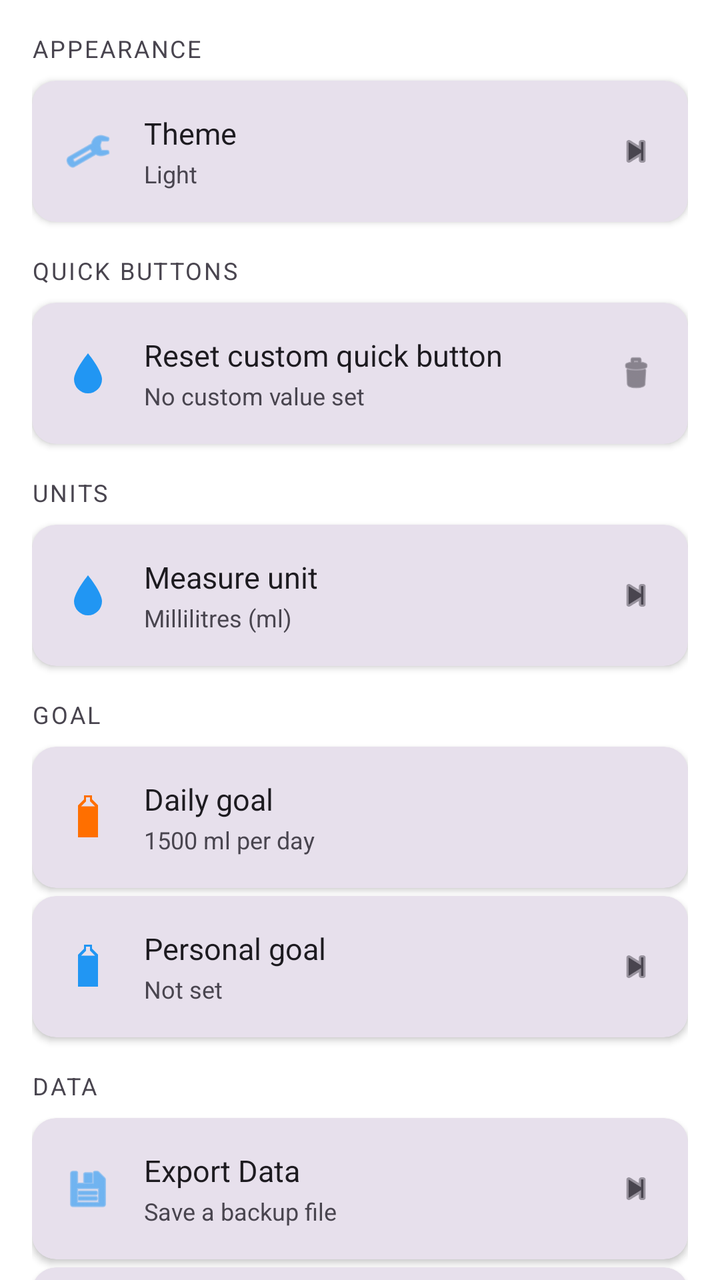
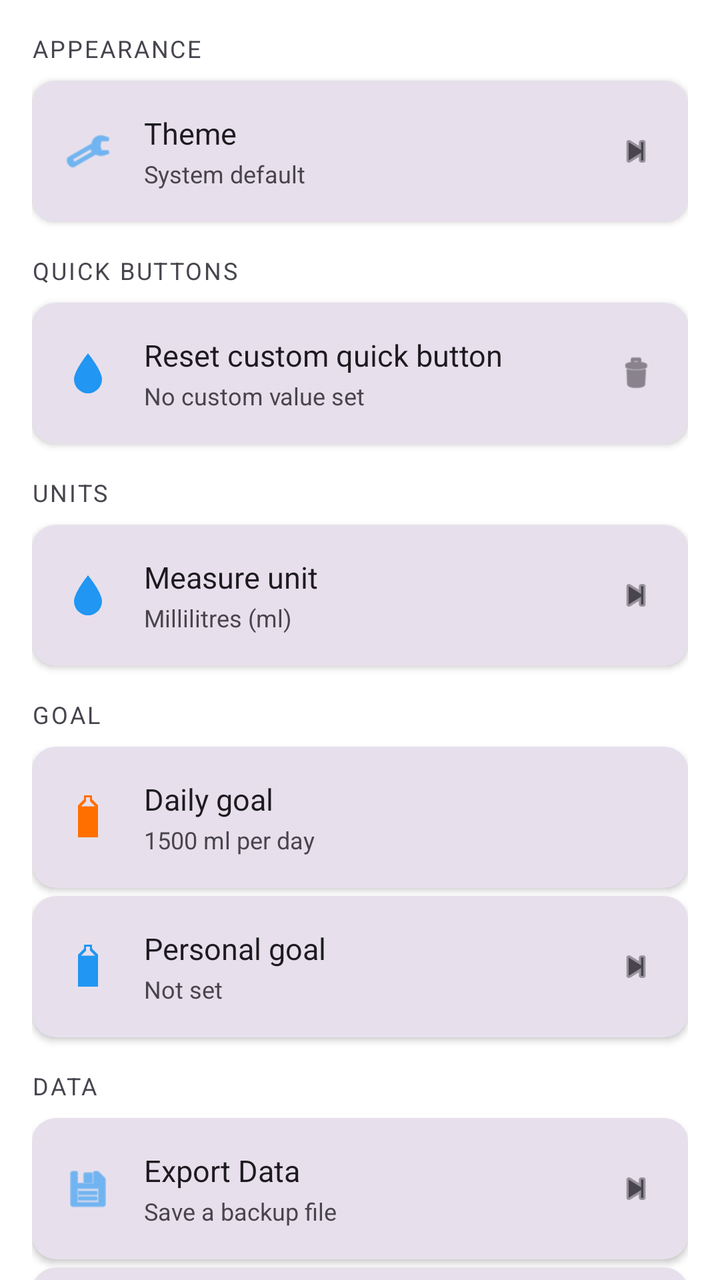

Compare the two renders of this Android layout. The source of the first and the diff that turns it into the second are given below.
<!-- AndroidManifest.xml: application theme Theme.WaterReminder -->
<!-- res/layout/fragment_settings.xml -->
<?xml version="1.0" encoding="utf-8"?>
<androidx.core.widget.NestedScrollView xmlns:android="http://schemas.android.com/apk/res/android"
    xmlns:app="http://schemas.android.com/apk/res-auto"
    android:layout_width="match_parent"
    android:layout_height="match_parent"
    android:background="@color/page_background">

    <LinearLayout
        android:layout_width="match_parent"
        android:layout_height="wrap_content"
        android:orientation="vertical"
        android:padding="16dp">

        
        <TextView
            android:layout_width="match_parent"
            android:layout_height="wrap_content"
            android:layout_marginBottom="8dp"
            android:text="Appearance"
            android:textColor="?attr/colorOnSurfaceVariant"
            android:textSize="12sp"
            android:textAllCaps="true"
            android:letterSpacing="0.08" />

        <androidx.cardview.widget.CardView
            android:layout_width="match_parent"
            android:layout_height="wrap_content"
            android:layout_marginBottom="16dp"
            app:cardCornerRadius="12dp"
            app:cardElevation="2dp"
            app:cardBackgroundColor="?attr/colorSurfaceVariant">

            <LinearLayout
                android:id="@+id/row_set_theme"
                android:layout_width="match_parent"
                android:layout_height="wrap_content"
                android:orientation="horizontal"
                android:gravity="center_vertical"
                android:padding="16dp"
                android:background="?attr/selectableItemBackground"
                android:clickable="true"
                android:focusable="true">

                <ImageView
                    android:layout_width="24dp"
                    android:layout_height="24dp"
                    android:layout_marginEnd="16dp"
                    android:src="@android:drawable/ic_menu_manage"
                    android:tint="@color/brand_blue" />

                <LinearLayout
                    android:layout_width="0dp"
                    android:layout_height="wrap_content"
                    android:layout_weight="1"
                    android:orientation="vertical">

                    <TextView
                        android:layout_width="wrap_content"
                        android:layout_height="wrap_content"
                        android:text="Theme"
                        android:textColor="?attr/colorOnSurface"
                        android:textSize="15sp" />

                    <TextView
                        android:id="@+id/text_theme_current"
                        android:layout_width="wrap_content"
                        android:layout_height="wrap_content"
                        android:layout_marginTop="2dp"
                        android:text="Light"
                        android:textColor="?attr/colorOnSurfaceVariant"
                        android:textSize="12sp" />

                </LinearLayout>

                <ImageView
                    android:layout_width="20dp"
                    android:layout_height="20dp"
                    android:src="@android:drawable/ic_media_next"
                    android:tint="?attr/colorOnSurfaceVariant" />

            </LinearLayout>

        </androidx.cardview.widget.CardView>

        
        <TextView
            android:layout_width="match_parent"
            android:layout_height="wrap_content"
            android:layout_marginBottom="8dp"
            android:text="Quick buttons"
            android:textColor="?attr/colorOnSurfaceVariant"
            android:textSize="12sp"
            android:textAllCaps="true"
            android:letterSpacing="0.08" />

        <androidx.cardview.widget.CardView
            android:layout_width="match_parent"
            android:layout_height="wrap_content"
            android:layout_marginBottom="16dp"
            app:cardCornerRadius="12dp"
            app:cardElevation="2dp"
            app:cardBackgroundColor="?attr/colorSurfaceVariant">

            <LinearLayout
                android:id="@+id/row_reset_custom"
                android:layout_width="match_parent"
                android:layout_height="wrap_content"
                android:orientation="horizontal"
                android:gravity="center_vertical"
                android:padding="16dp"
                android:background="?attr/selectableItemBackground"
                android:clickable="true"
                android:focusable="true">

                <ImageView
                    android:layout_width="24dp"
                    android:layout_height="24dp"
                    android:layout_marginEnd="16dp"
                    android:src="@drawable/ic_water_drop"
                    android:tint="@color/brand_blue" />

                <LinearLayout
                    android:layout_width="0dp"
                    android:layout_height="wrap_content"
                    android:layout_weight="1"
                    android:orientation="vertical">

                    <TextView
                        android:layout_width="wrap_content"
                        android:layout_height="wrap_content"
                        android:text="Reset custom quick button"
                        android:textColor="?attr/colorOnSurface"
                        android:textSize="15sp" />

                    <TextView
                        android:id="@+id/text_custom_current"
                        android:layout_width="wrap_content"
                        android:layout_height="wrap_content"
                        android:layout_marginTop="2dp"
                        android:text="No custom value set"
                        android:textColor="?attr/colorOnSurfaceVariant"
                        android:textSize="12sp" />

                </LinearLayout>

                <ImageView
                    android:layout_width="20dp"
                    android:layout_height="20dp"
                    android:src="@android:drawable/ic_menu_delete"
                    android:tint="?attr/colorOnSurfaceVariant" />

            </LinearLayout>

        </androidx.cardview.widget.CardView>

        
        <TextView
            android:layout_width="match_parent"
            android:layout_height="wrap_content"
            android:layout_marginBottom="8dp"
            android:text="Units"
            android:textColor="?attr/colorOnSurfaceVariant"
            android:textSize="12sp"
            android:textAllCaps="true"
            android:letterSpacing="0.08" />

        <androidx.cardview.widget.CardView
            android:layout_width="match_parent"
            android:layout_height="wrap_content"
            android:layout_marginBottom="16dp"
            app:cardCornerRadius="12dp"
            app:cardElevation="2dp"
            app:cardBackgroundColor="?attr/colorSurfaceVariant">

            <LinearLayout
                android:id="@+id/row_set_unit"
                android:layout_width="match_parent"
                android:layout_height="wrap_content"
                android:orientation="horizontal"
                android:gravity="center_vertical"
                android:padding="16dp"
                android:background="?attr/selectableItemBackground"
                android:clickable="true"
                android:focusable="true">

                <ImageView
                    android:layout_width="24dp"
                    android:layout_height="24dp"
                    android:layout_marginEnd="16dp"
                    android:src="@drawable/ic_water_drop"
                    android:tint="@color/brand_blue" />

                <LinearLayout
                    android:layout_width="0dp"
                    android:layout_height="wrap_content"
                    android:layout_weight="1"
                    android:orientation="vertical">

                    <TextView
                        android:layout_width="wrap_content"
                        android:layout_height="wrap_content"
                        android:text="Measure unit"
                        android:textColor="?attr/colorOnSurface"
                        android:textSize="15sp" />

                    <TextView
                        android:id="@+id/text_unit_current"
                        android:layout_width="wrap_content"
                        android:layout_height="wrap_content"
                        android:layout_marginTop="2dp"
                        android:text="Millilitres (ml)"
                        android:textColor="?attr/colorOnSurfaceVariant"
                        android:textSize="12sp" />

                </LinearLayout>

                <ImageView
                    android:layout_width="20dp"
                    android:layout_height="20dp"
                    android:src="@android:drawable/ic_media_next"
                    android:tint="?attr/colorOnSurfaceVariant" />

            </LinearLayout>

        </androidx.cardview.widget.CardView>

        
        <TextView
            android:layout_width="match_parent"
            android:layout_height="wrap_content"
            android:layout_marginBottom="8dp"
            android:text="Goal"
            android:textColor="?attr/colorOnSurfaceVariant"
            android:textSize="12sp"
            android:textAllCaps="true"
            android:letterSpacing="0.08" />

        <androidx.cardview.widget.CardView
            android:layout_width="match_parent"
            android:layout_height="wrap_content"
            android:layout_marginBottom="2dp"
            app:cardCornerRadius="12dp"
            app:cardElevation="2dp"
            app:cardBackgroundColor="?attr/colorSurfaceVariant">

            
            <LinearLayout
                android:layout_width="match_parent"
                android:layout_height="wrap_content"
                android:orientation="horizontal"
                android:gravity="center_vertical"
                android:padding="16dp">

                <ImageView
                    android:id="@+id/imageView"
                    android:layout_width="24dp"
                    android:layout_height="24dp"
                    android:layout_marginEnd="16dp"
                    android:tint="@color/brand_orange"
                    app:srcCompat="@drawable/ic_bottle_full" />

                <LinearLayout
                    android:layout_width="0dp"
                    android:layout_height="wrap_content"
                    android:layout_weight="1"
                    android:orientation="vertical">

                    <TextView
                        android:layout_width="wrap_content"
                        android:layout_height="wrap_content"
                        android:text="Daily goal"
                        android:textColor="?attr/colorOnSurface"
                        android:textSize="15sp" />

                    <TextView
                        android:layout_width="wrap_content"
                        android:layout_height="wrap_content"
                        android:layout_marginTop="2dp"
                        android:text="1500 ml per day"
                        android:textColor="?attr/colorOnSurfaceVariant"
                        android:textSize="12sp" />

                </LinearLayout>

            </LinearLayout>

        </androidx.cardview.widget.CardView>

        <androidx.cardview.widget.CardView
            android:layout_width="match_parent"
            android:layout_height="wrap_content"
            android:layout_marginTop="2dp"
            android:layout_marginBottom="16dp"
            app:cardCornerRadius="12dp"
            app:cardElevation="2dp"
            app:cardBackgroundColor="?attr/colorSurfaceVariant">

            
            <LinearLayout
                android:id="@+id/row_set_personal_goal"
                android:layout_width="match_parent"
                android:layout_height="wrap_content"
                android:orientation="horizontal"
                android:gravity="center_vertical"
                android:padding="16dp"
                android:background="?attr/selectableItemBackground"
                android:clickable="true"
                android:focusable="true">

                <ImageView
                    android:layout_width="24dp"
                    android:layout_height="24dp"
                    android:layout_marginEnd="16dp"
                    android:src="@drawable/ic_bottle_full"
                    android:tint="@color/brand_blue" />

                <LinearLayout
                    android:layout_width="0dp"
                    android:layout_height="wrap_content"
                    android:layout_weight="1"
                    android:orientation="vertical">

                    <TextView
                        android:layout_width="wrap_content"
                        android:layout_height="wrap_content"
                        android:text="Personal goal"
                        android:textColor="?attr/colorOnSurface"
                        android:textSize="15sp" />

                    <TextView
                        android:id="@+id/text_personal_goal_current"
                        android:layout_width="wrap_content"
                        android:layout_height="wrap_content"
                        android:layout_marginTop="2dp"
                        android:text="Not set"
                        android:textColor="?attr/colorOnSurfaceVariant"
                        android:textSize="12sp" />

                </LinearLayout>

                <ImageView
                    android:layout_width="20dp"
                    android:layout_height="20dp"
                    android:src="@android:drawable/ic_media_next"
                    android:tint="?attr/colorOnSurfaceVariant" />

            </LinearLayout>

        </androidx.cardview.widget.CardView>

        
        <TextView
            android:layout_width="match_parent"
            android:layout_height="wrap_content"
            android:layout_marginBottom="8dp"
            android:text="@string/settings_section_data"
            android:textColor="?attr/colorOnSurfaceVariant"
            android:textSize="12sp"
            android:textAllCaps="true"
            android:letterSpacing="0.08" />

        <androidx.cardview.widget.CardView
            android:layout_width="match_parent"
            android:layout_height="wrap_content"
            android:layout_marginBottom="2dp"
            app:cardCornerRadius="12dp"
            app:cardElevation="2dp"
            app:cardBackgroundColor="?attr/colorSurfaceVariant">

            <LinearLayout
                android:id="@+id/row_export_data"
                android:layout_width="match_parent"
                android:layout_height="wrap_content"
                android:orientation="horizontal"
                android:gravity="center_vertical"
                android:padding="16dp"
                android:background="?attr/selectableItemBackground"
                android:clickable="true"
                android:focusable="true">

                <ImageView
                    android:layout_width="24dp"
                    android:layout_height="24dp"
                    android:layout_marginEnd="16dp"
                    android:src="@android:drawable/ic_menu_save"
                    android:tint="@color/brand_blue" />

                <LinearLayout
                    android:layout_width="0dp"
                    android:layout_height="wrap_content"
                    android:layout_weight="1"
                    android:orientation="vertical">

                    <TextView
                        android:layout_width="wrap_content"
                        android:layout_height="wrap_content"
                        android:text="@string/settings_export_data"
                        android:textColor="?attr/colorOnSurface"
                        android:textSize="15sp" />

                    <TextView
                        android:layout_width="wrap_content"
                        android:layout_height="wrap_content"
                        android:layout_marginTop="2dp"
                        android:text="@string/settings_export_data_subtitle"
                        android:textColor="?attr/colorOnSurfaceVariant"
                        android:textSize="12sp" />

                </LinearLayout>

                <ImageView
                    android:layout_width="20dp"
                    android:layout_height="20dp"
                    android:src="@android:drawable/ic_media_next"
                    android:tint="?attr/colorOnSurfaceVariant" />

            </LinearLayout>

        </androidx.cardview.widget.CardView>

        <androidx.cardview.widget.CardView
            android:layout_width="match_parent"
            android:layout_height="wrap_content"
            android:layout_marginTop="2dp"
            android:layout_marginBottom="16dp"
            app:cardCornerRadius="12dp"
            app:cardElevation="2dp"
            app:cardBackgroundColor="?attr/colorSurfaceVariant">

            <LinearLayout
                android:id="@+id/row_import_data"
                android:layout_width="match_parent"
                android:layout_height="wrap_content"
                android:orientation="horizontal"
                android:gravity="center_vertical"
                android:padding="16dp"
                android:background="?attr/selectableItemBackground"
                android:clickable="true"
                android:focusable="true">

                <ImageView
                    android:layout_width="24dp"
                    android:layout_height="24dp"
                    android:layout_marginEnd="16dp"
                    android:src="@android:drawable/ic_menu_revert"
                    android:tint="@color/brand_blue" />

                <LinearLayout
                    android:layout_width="0dp"
                    android:layout_height="wrap_content"
                    android:layout_weight="1"
                    android:orientation="vertical">

                    <TextView
                        android:layout_width="wrap_content"
                        android:layout_height="wrap_content"
                        android:text="@string/settings_import_data"
                        android:textColor="?attr/colorOnSurface"
                        android:textSize="15sp" />

                    <TextView
                        android:layout_width="wrap_content"
                        android:layout_height="wrap_content"
                        android:layout_marginTop="2dp"
                        android:text="@string/settings_import_data_subtitle"
                        android:textColor="?attr/colorOnSurfaceVariant"
                        android:textSize="12sp" />

                </LinearLayout>

                <ImageView
                    android:layout_width="20dp"
                    android:layout_height="20dp"
                    android:src="@android:drawable/ic_media_next"
                    android:tint="?attr/colorOnSurfaceVariant" />

            </LinearLayout>

        </androidx.cardview.widget.CardView>

        
        <TextView
            android:layout_width="match_parent"
            android:layout_height="wrap_content"
            android:layout_marginBottom="8dp"
            android:text="Help"
            android:textColor="?attr/colorOnSurfaceVariant"
            android:textSize="12sp"
            android:textAllCaps="true"
            android:letterSpacing="0.08" />

        <androidx.cardview.widget.CardView
            android:layout_width="match_parent"
            android:layout_height="wrap_content"
            android:layout_marginBottom="2dp"
            app:cardCornerRadius="12dp"
            app:cardElevation="2dp"
            app:cardBackgroundColor="?attr/colorSurfaceVariant">

            <LinearLayout
                android:id="@+id/row_replay_tour"
                android:layout_width="match_parent"
                android:layout_height="wrap_content"
                android:orientation="horizontal"
                android:gravity="center_vertical"
                android:padding="16dp"
                android:background="?attr/selectableItemBackground"
                android:clickable="true"
                android:focusable="true">

                <ImageView
                    android:layout_width="24dp"
                    android:layout_height="24dp"
                    android:layout_marginEnd="16dp"
                    android:src="@drawable/ic_water_drop"
                    android:tint="@color/brand_blue" />

                <LinearLayout
                    android:layout_width="0dp"
                    android:layout_height="wrap_content"
                    android:layout_weight="1"
                    android:orientation="vertical">

                    <TextView
                        android:layout_width="wrap_content"
                        android:layout_height="wrap_content"
                        android:text="Replay guide tour"
                        android:textColor="?attr/colorOnSurface"
                        android:textSize="15sp" />

                    <TextView
                        android:layout_width="wrap_content"
                        android:layout_height="wrap_content"
                        android:layout_marginTop="2dp"
                        android:text="See the intro again"
                        android:textColor="?attr/colorOnSurfaceVariant"
                        android:textSize="12sp" />

                </LinearLayout>

                <ImageView
                    android:layout_width="20dp"
                    android:layout_height="20dp"
                    android:src="@android:drawable/ic_media_next"
                    android:tint="?attr/colorOnSurfaceVariant" />

            </LinearLayout>

        </androidx.cardview.widget.CardView>

        <androidx.cardview.widget.CardView
            android:layout_width="match_parent"
            android:layout_height="wrap_content"
            android:layout_marginTop="2dp"
            android:layout_marginBottom="16dp"
            app:cardCornerRadius="12dp"
            app:cardElevation="2dp"
            app:cardBackgroundColor="?attr/colorSurfaceVariant">

            <LinearLayout
                android:id="@+id/row_privacy_policy"
                android:layout_width="match_parent"
                android:layout_height="wrap_content"
                android:orientation="horizontal"
                android:gravity="center_vertical"
                android:padding="16dp"
                android:background="?attr/selectableItemBackground"
                android:clickable="true"
                android:focusable="true">

                <ImageView
                    android:layout_width="24dp"
                    android:layout_height="24dp"
                    android:layout_marginEnd="16dp"
                    android:src="@android:drawable/ic_menu_info_details"
                    android:tint="@color/brand_blue" />

                <LinearLayout
                    android:layout_width="0dp"
                    android:layout_height="wrap_content"
                    android:layout_weight="1"
                    android:orientation="vertical">

                    <TextView
                        android:layout_width="wrap_content"
                        android:layout_height="wrap_content"
                        android:text="Privacy Policy"
                        android:textColor="?attr/colorOnSurface"
                        android:textSize="15sp" />

                    <TextView
                        android:layout_width="wrap_content"
                        android:layout_height="wrap_content"
                        android:layout_marginTop="2dp"
                        android:text="How your data is handled"
                        android:textColor="?attr/colorOnSurfaceVariant"
                        android:textSize="12sp" />

                </LinearLayout>

                <ImageView
                    android:layout_width="20dp"
                    android:layout_height="20dp"
                    android:src="@android:drawable/ic_media_next"
                    android:tint="?attr/colorOnSurfaceVariant" />

            </LinearLayout>

        </androidx.cardview.widget.CardView>

        <androidx.cardview.widget.CardView
            android:layout_width="match_parent"
            android:layout_height="wrap_content"
            android:layout_marginTop="2dp"
            android:layout_marginBottom="16dp"
            app:cardCornerRadius="12dp"
            app:cardElevation="2dp"
            app:cardBackgroundColor="?attr/colorSurfaceVariant">

            <LinearLayout
                android:id="@+id/row_changelog"
                android:layout_width="match_parent"
                android:layout_height="wrap_content"
                android:orientation="horizontal"
                android:gravity="center_vertical"
                android:padding="16dp"
                android:background="?attr/selectableItemBackground"
                android:clickable="true"
                android:focusable="true">

                <ImageView
                    android:layout_width="24dp"
                    android:layout_height="24dp"
                    android:layout_marginEnd="16dp"
                    android:src="@android:drawable/ic_menu_recent_history"
                    android:tint="@color/brand_blue" />

                <LinearLayout
                    android:layout_width="0dp"
                    android:layout_height="wrap_content"
                    android:layout_weight="1"
                    android:orientation="vertical">

                    <TextView
                        android:layout_width="wrap_content"
                        android:layout_height="wrap_content"
                        android:text="@string/changelog_label"
                        android:textColor="?attr/colorOnSurface"
                        android:textSize="15sp" />

                    <TextView
                        android:layout_width="wrap_content"
                        android:layout_height="wrap_content"
                        android:layout_marginTop="2dp"
                        android:text="@string/changelog_row_subtitle"
                        android:textColor="?attr/colorOnSurfaceVariant"
                        android:textSize="12sp" />

                </LinearLayout>

                <ImageView
                    android:layout_width="20dp"
                    android:layout_height="20dp"
                    android:src="@android:drawable/ic_media_next"
                    android:tint="?attr/colorOnSurfaceVariant" />

            </LinearLayout>

        </androidx.cardview.widget.CardView>

        <TextView
            android:id="@+id/text_app_version"
            android:layout_width="wrap_content"
            android:layout_height="wrap_content"
            android:layout_marginTop="10dp"
            android:textColor="?attr/colorOnSurfaceVariant"
            android:textSize="12sp" />

    </LinearLayout>

</androidx.core.widget.NestedScrollView>
<!-- resources referenced by this layout -->
<resources>
  <color name="brand_blue">#2196F3</color>
  <color name="brand_orange">#FF6F00</color>
  <color name="page_background">#FFFFFF</color>
  <!-- drawable ic_bottle_full (drawable) -->
  <?xml version="1.0" encoding="utf-8"?>
  <vector xmlns:android="http://schemas.android.com/apk/res/android"
      android:width="24dp"
      android:height="24dp"
      android:viewportWidth="24"
      android:viewportHeight="24">
      <path
          android:fillColor="#FFFFFF"
          android:fillType="evenOdd"
          android:pathData="
              M10,1 H14 V3 L17,6 V22 H7 V6 L10,3 Z
              M11,2 H13 V4 L15.5,6.5 V21 H8.5 V6.5 L11,4 Z
              M8.5,6.5 H15.5 V21 H8.5 Z" />
  </vector>
  <!-- drawable ic_water_drop (drawable) -->
  <?xml version="1.0" encoding="utf-8"?>
  <vector xmlns:android="http://schemas.android.com/apk/res/android"
      android:width="18dp"
      android:height="18dp"
      android:viewportWidth="24"
      android:viewportHeight="24">
      <path
          android:fillColor="#2196F3"
          android:pathData="M12,2C12,2 5,10.5 5,15a7,7 0,0 0,14 0C19,10.5 12,2 12,2z" />
  </vector>
  <string name="changelog_label">Change Log</string>
  <string name="changelog_row_subtitle">What\'s new in each version</string>
  <string name="settings_export_data">Export Data</string>
  <string name="settings_export_data_subtitle">Save a backup file</string>
  <string name="settings_import_data">Import Data</string>
  <string name="settings_import_data_subtitle">Restore from a backup file</string>
  <string name="settings_section_data">Data</string>
  <style name="Theme.WaterReminder" parent="Base.Theme.WaterReminder" />
  <style name="Base.Theme.WaterReminder" parent="Theme.Material3.DayNight.NoActionBar">
          
          
      </style>
</resources>

<!-- the commit's change to res/layout/fragment_settings.xml (unified diff, before → after) -->
@@ -66,7 +66,7 @@
                         android:layout_width="wrap_content"
                         android:layout_height="wrap_content"
                         android:layout_marginTop="2dp"
-                        android:text="Light"
+                        android:text="System default"
                         android:textColor="?attr/colorOnSurfaceVariant"
                         android:textSize="12sp" />
 
